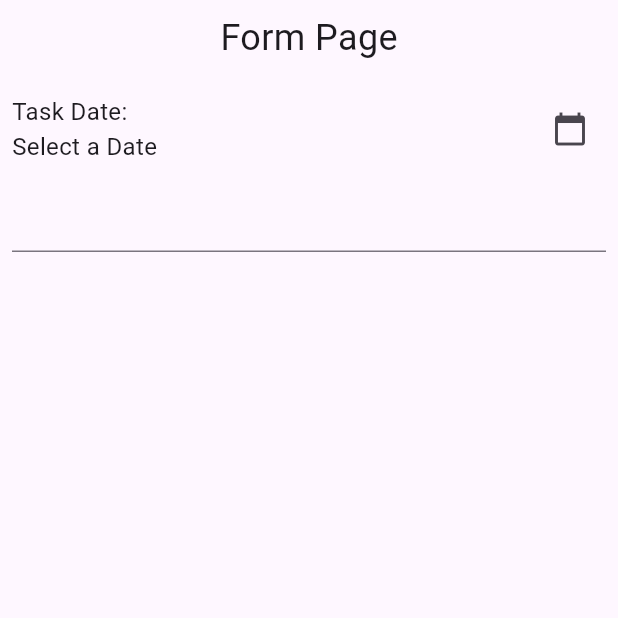
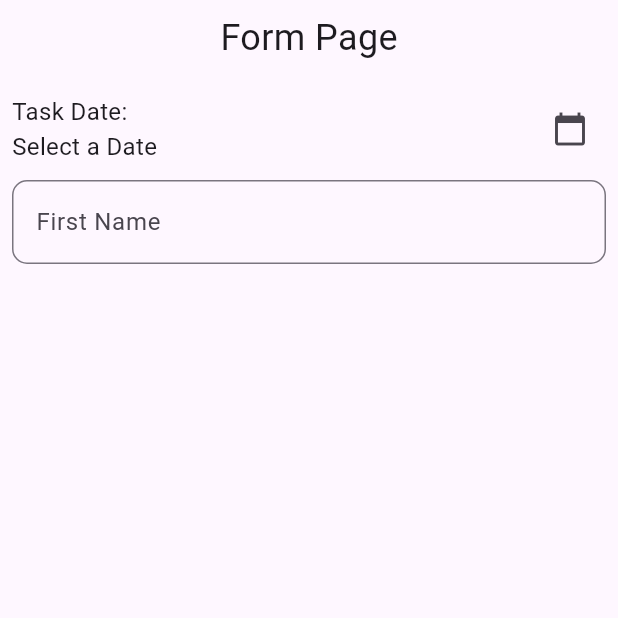
Before and after one commit to MuhammadKhalifRasyidi/TodoApp_0062, a Flutter app: the screen it shows after launch, on a phone screen of 412 x 824 dp, the top half of it. Run offline on Flutter 3.47's test engine with Material 3 defaults, Android fonts, the phone set to English and light mode, and no system bars.

Commit message:
menambahkan autovalidasi dan dekorasi pada input nama

```diff
--- a/lib/todo_app.dart
+++ b/lib/todo_app.dart
@@ -110,7 +110,14 @@ class _TodoPageState extends State<TodoPage> {
                           }
                           return null;
                         },
-
+                        autovalidateMode: AutovalidateMode.onUserInteraction,
+                        decoration: InputDecoration(
+                          labelText: 'First Name',
+                          hintText: 'Enter your first name',
+                          border: OutlineInputBorder(
+                            borderRadius: BorderRadius.circular(10.0),
+                          ),
+                        ),
                       ),
                     ),
 
```
